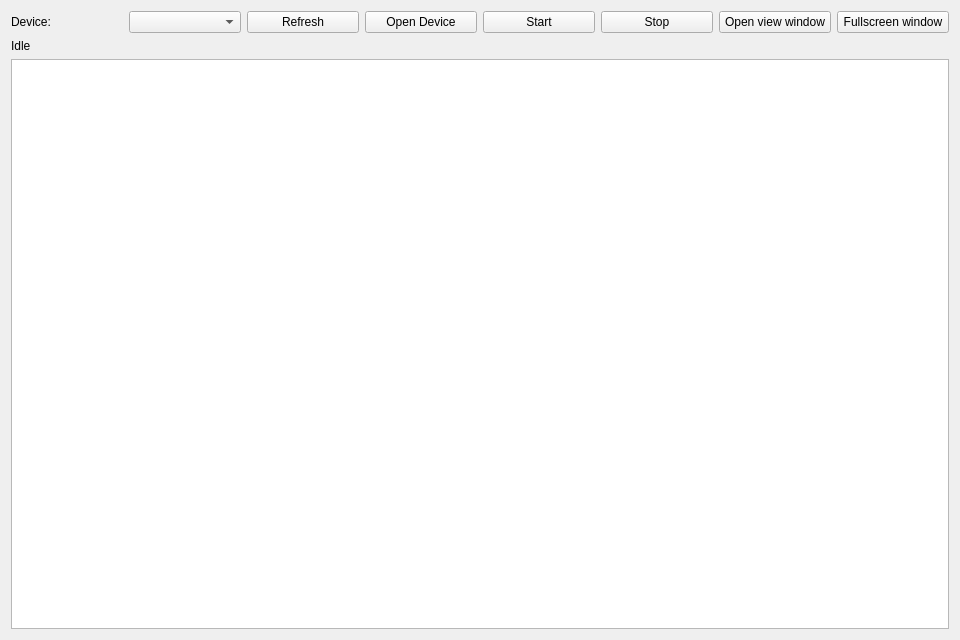
Qt form samples/gvfg_qt_preview/mainwindow.ui (MarquezLin/GVFG_Standalone) before a commit.
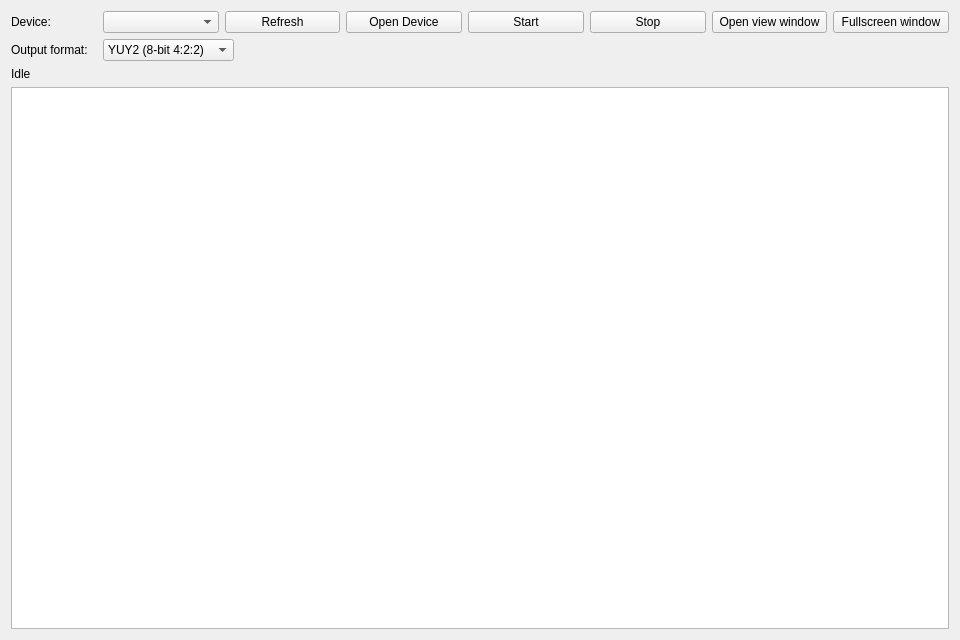
The same form after that commit.

Commit message: feat(gvfg): add event-driven signal and format control

Diff of the .ui file:
```diff
--- a/samples/gvfg_qt_preview/mainwindow.ui
+++ b/samples/gvfg_qt_preview/mainwindow.ui
@@ -18,6 +18,18 @@
     <layout class="QHBoxLayout" name="topLayout">
      <item>
       <widget class="QLabel" name="deviceLabel">
+       <property name="minimumSize">
+        <size>
+         <width>86</width>
+         <height>0</height>
+        </size>
+       </property>
+       <property name="maximumSize">
+        <size>
+         <width>86</width>
+         <height>16777215</height>
+        </size>
+       </property>
        <property name="text">
         <string>Device:</string>
        </property>
@@ -77,13 +89,66 @@
     </layout>
    </item>
    <item row="1" column="0">
+    <layout class="QHBoxLayout" name="formatLayout">
+     <item>
+      <widget class="QLabel" name="outputFormatLabel">
+       <property name="minimumSize">
+        <size>
+         <width>86</width>
+         <height>0</height>
+        </size>
+       </property>
+       <property name="maximumSize">
+        <size>
+         <width>86</width>
+         <height>16777215</height>
+        </size>
+       </property>
+       <property name="text">
+        <string>Output format:</string>
+       </property>
+      </widget>
+     </item>
+     <item>
+      <widget class="QComboBox" name="outputFormatCombo">
+       <property name="toolTip">
+        <string>Requested capture output format</string>
+       </property>
+       <item>
+        <property name="text">
+         <string>YUY2 (8-bit 4:2:2)</string>
+        </property>
+       </item>
+       <item>
+        <property name="text">
+         <string>Y210 (10-bit 4:2:2)</string>
+        </property>
+       </item>
+      </widget>
+     </item>
+     <item>
+      <spacer name="formatSpacer">
+       <property name="orientation">
+        <enum>Qt::Orientation::Horizontal</enum>
+       </property>
+       <property name="sizeHint" stdset="0">
+        <size>
+         <width>40</width>
+         <height>20</height>
+        </size>
+       </property>
+      </spacer>
+     </item>
+    </layout>
+   </item>
+   <item row="2" column="0">
     <widget class="QLabel" name="statusLabel">
      <property name="text">
       <string>Idle</string>
      </property>
     </widget>
    </item>
-   <item row="2" column="0">
+   <item row="3" column="0">
     <widget class="QPlainTextEdit" name="logEdit">
      <property name="readOnly">
       <bool>true</bool>
```
The commit also changes 7 other files.
